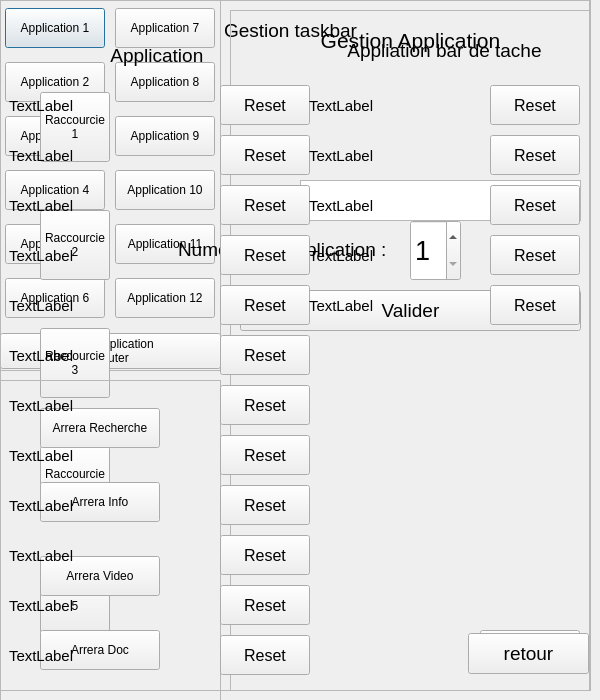
Arrera-Software/Arrera-Interface, file cdaparaarreralib.ui: the form before one commit.
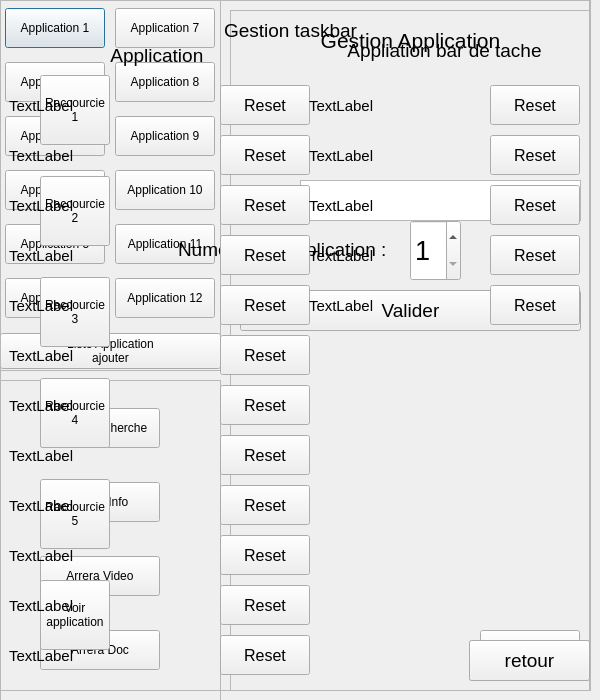
The form after the commit. Icons and pictures are not drawn.

Commit message: Ajout de la possibiliter de voir les app dnas l'ecarn de gestion de la taskbar

Diff of the .ui file:
```diff
--- a/cdaparaarreralib.ui
+++ b/cdaparaarreralib.ui
@@ -744,6 +744,26 @@
        </property>
       </widget>
      </item>
+     <item>
+      <widget class="QPushButton" name="IDC_TASKSHOWAPP">
+       <property name="minimumSize">
+        <size>
+         <width>70</width>
+         <height>70</height>
+        </size>
+       </property>
+       <property name="maximumSize">
+        <size>
+         <width>70</width>
+         <height>70</height>
+        </size>
+       </property>
+       <property name="text">
+        <string>Voir
+application</string>
+       </property>
+      </widget>
+     </item>
     </layout>
    </widget>
    <widget class="QLabel" name="IDC_LBARAPP">
@@ -1672,8 +1692,26 @@
    <widget class="QPushButton" name="IDC_QUITHIST">
     <property name="geometry">
      <rect>
-      <x>469</x>
-      <y>633</y>
+      <x>470</x>
+      <y>640</y>
+      <width>121</width>
+      <height>41</height>
+     </rect>
+    </property>
+    <property name="font">
+     <font>
+      <pointsize>14</pointsize>
+     </font>
+    </property>
+    <property name="text">
+     <string>retour</string>
+    </property>
+   </widget>
+   <widget class="QPushButton" name="IDC_QUITHISTBIS">
+    <property name="geometry">
+     <rect>
+      <x>470</x>
+      <y>640</y>
       <width>121</width>
       <height>41</height>
      </rect>
@@ -1688,10 +1726,10 @@
     </property>
    </widget>
   </widget>
-  <zorder>Fapp</zorder>
-  <zorder>FGESTTASKBAR</zorder>
   <zorder>FGESTAPP</zorder>
   <zorder>FArreraApp</zorder>
+  <zorder>Fapp</zorder>
+  <zorder>FGESTTASKBAR</zorder>
   <zorder>FHISTORICAPP</zorder>
  </widget>
  <resources>
```
The commit also changes 2 other files.
